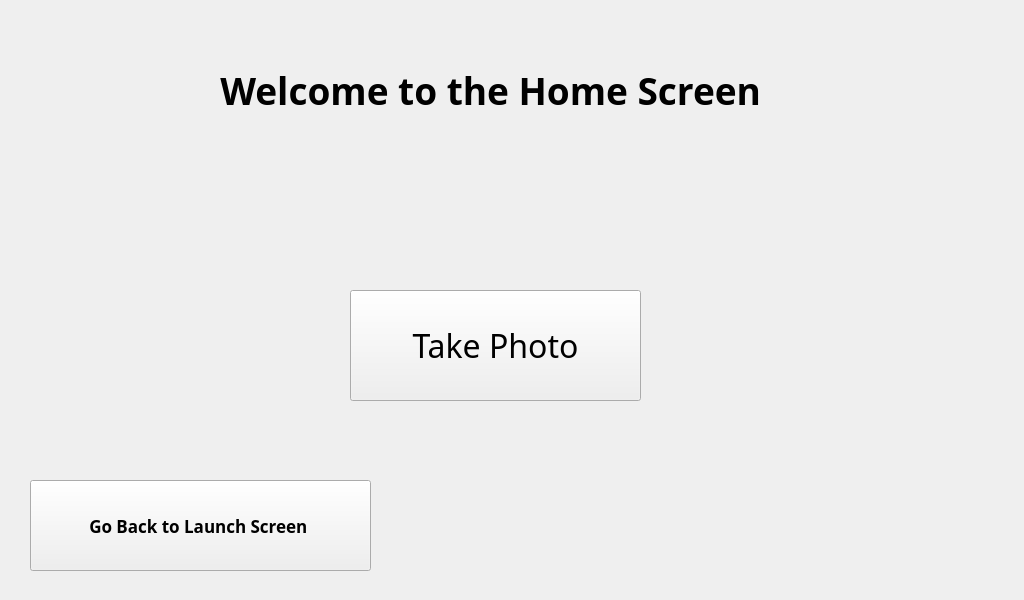
Before: the Qt Designer form qt_designer_files/home_screen_designer.ui in hayrayl/photobooth, drawn with Qt 5.
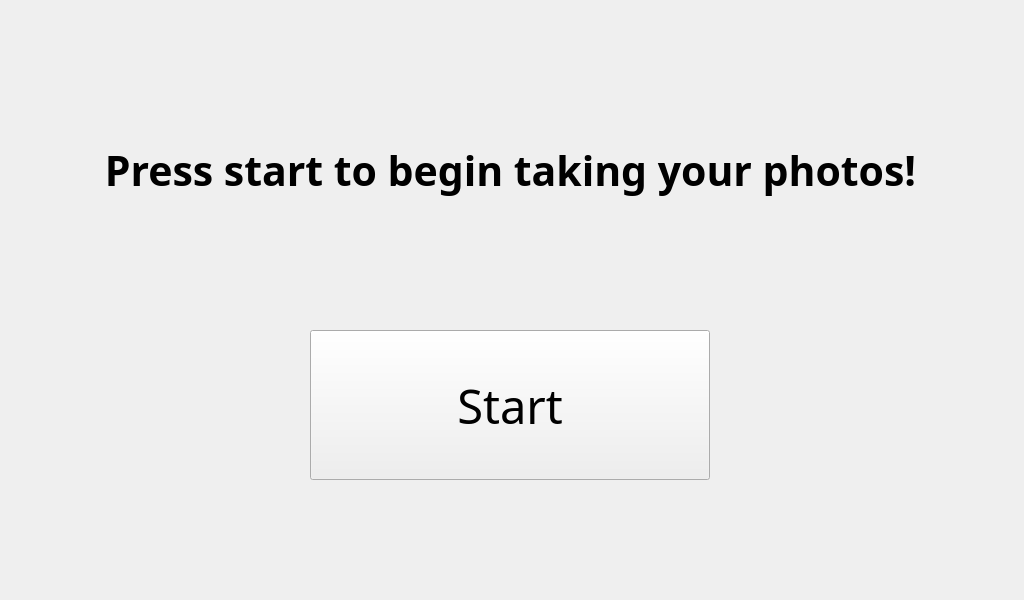
After: the same form once the commit is applied.

```diff
--- a/qt_designer_files/home_screen_designer.ui
+++ b/qt_designer_files/home_screen_designer.ui
@@ -29,22 +29,22 @@
   <widget class="QLabel" name="label_header">
    <property name="geometry">
     <rect>
-     <x>160</x>
-     <y>50</y>
-     <width>671</width>
-     <height>81</height>
+     <x>0</x>
+     <y>60</y>
+     <width>1021</width>
+     <height>221</height>
     </rect>
    </property>
    <property name="font">
     <font>
      <family>Pacifico</family>
-     <pointsize>28</pointsize>
+     <pointsize>31</pointsize>
      <weight>75</weight>
      <bold>true</bold>
     </font>
    </property>
    <property name="text">
-    <string>Welcome to the Home Screen </string>
+    <string>Press start to begin taking your photos!</string>
    </property>
    <property name="alignment">
     <set>Qt::AlignCenter</set>
@@ -53,41 +53,20 @@
   <widget class="QPushButton" name="pushButton_take_photo">
    <property name="geometry">
     <rect>
-     <x>350</x>
-     <y>290</y>
-     <width>291</width>
-     <height>111</height>
+     <x>310</x>
+     <y>330</y>
+     <width>400</width>
+     <height>150</height>
     </rect>
    </property>
    <property name="font">
     <font>
      <family>Pacifico</family>
-     <pointsize>24</pointsize>
+     <pointsize>35</pointsize>
     </font>
    </property>
    <property name="text">
-    <string>Take Photo</string>
-   </property>
-  </widget>
-  <widget class="QPushButton" name="pushButton_to_launch">
-   <property name="geometry">
-    <rect>
-     <x>30</x>
-     <y>480</y>
-     <width>341</width>
-     <height>91</height>
-    </rect>
-   </property>
-   <property name="font">
-    <font>
-     <family>Pacifico</family>
-     <pointsize>13</pointsize>
-     <weight>75</weight>
-     <bold>true</bold>
-    </font>
-   </property>
-   <property name="text">
-    <string>Go Back to Launch Screen </string>
+    <string>Start</string>
    </property>
   </widget>
  </widget>
```
